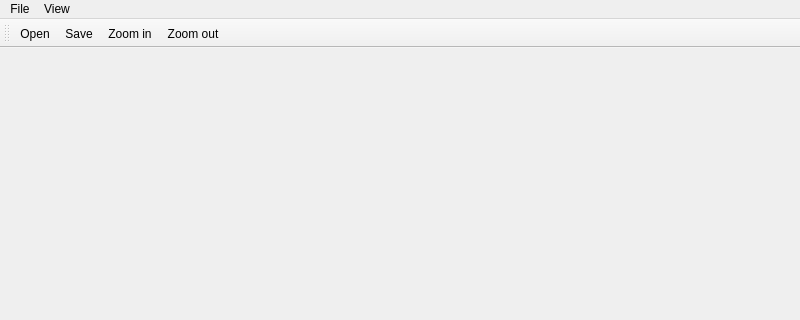
This is ImageViewConvert/mainwindow.ui in wjyrich/ImageViewConvert as Qt 5 draws it before an edit; both pictures show x 0 to 800 and y 0 to 320 of the 800 by 600 pixel window. The edited form follows.
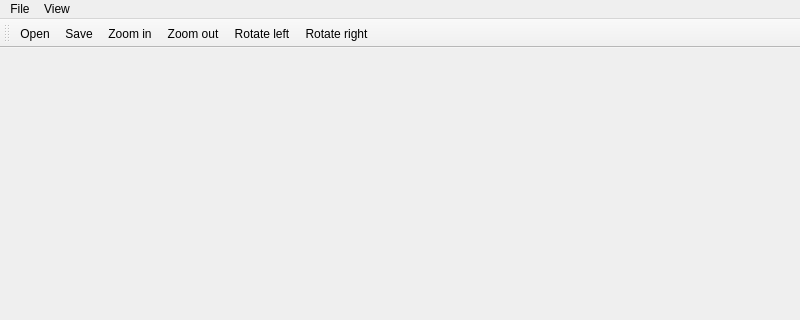
This is the edited form. Icons and pictures are not drawn.

```diff
--- a/ImageViewConvert/mainwindow.ui
+++ b/ImageViewConvert/mainwindow.ui
@@ -55,6 +55,8 @@
    <addaction name="actionSave"/>
    <addaction name="actionZoom_in"/>
    <addaction name="actionZoom_out"/>
+   <addaction name="actionRotate_left"/>
+   <addaction name="actionRotate_right"/>
   </widget>
   <action name="actionOpen">
    <property name="icon">
@@ -92,6 +94,24 @@
     <string>Zoom out</string>
    </property>
   </action>
+  <action name="actionRotate_left">
+   <property name="icon">
+    <iconset>
+     <normaloff>:/icons/rotate_left.png</normaloff>:/iconsrotate_left.png</iconset>
+   </property>
+   <property name="text">
+    <string>Rotate left</string>
+   </property>
+  </action>
+  <action name="actionRotate_right">
+   <property name="icon">
+    <iconset>
+     <normaloff>:/icons/rotate_right.png</normaloff>:/icons/rotate_right.png</iconset>
+   </property>
+   <property name="text">
+    <string>Rotate right</string>
+   </property>
+  </action>
  </widget>
  <resources>
   <include location="resources.qrc"/>
```
Left out of the diff: 14 changed lines with no effect on the pictures.
